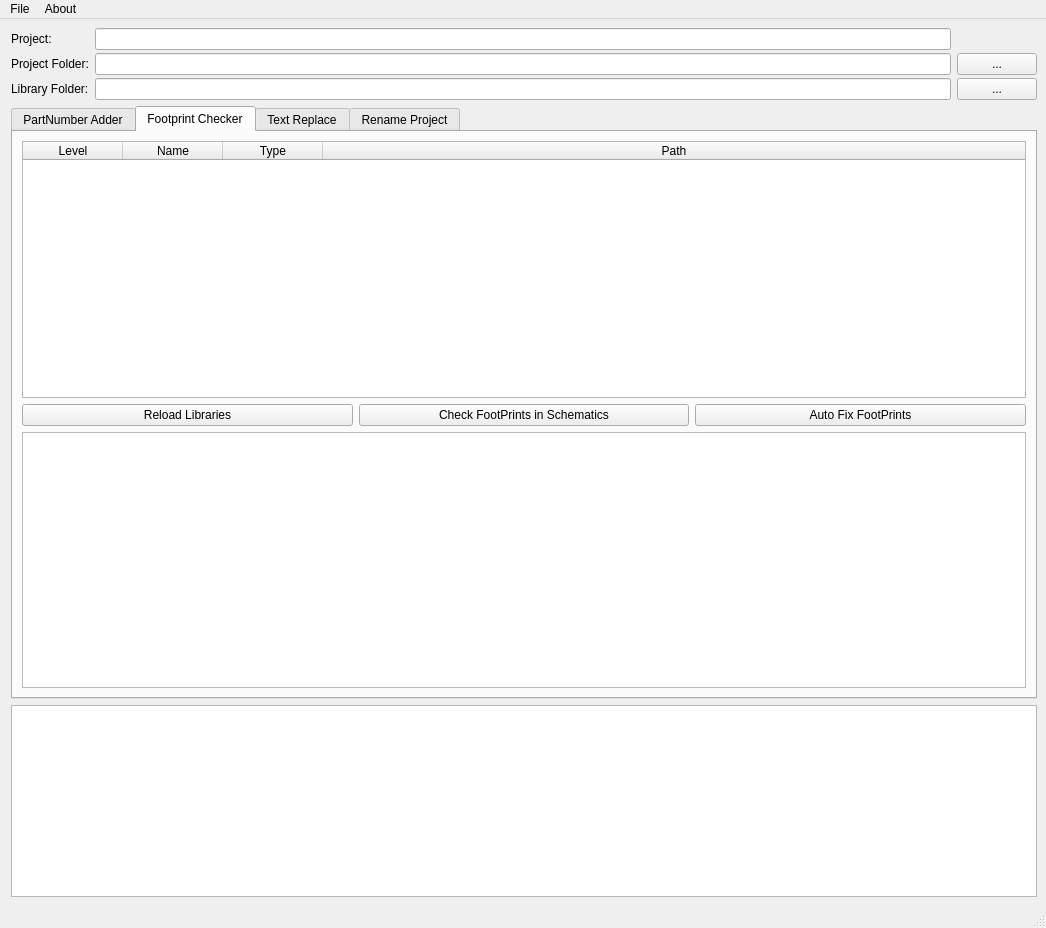
Old version of the form res/mainwindow.ui in the repository computergeek1507/KicadHelper.
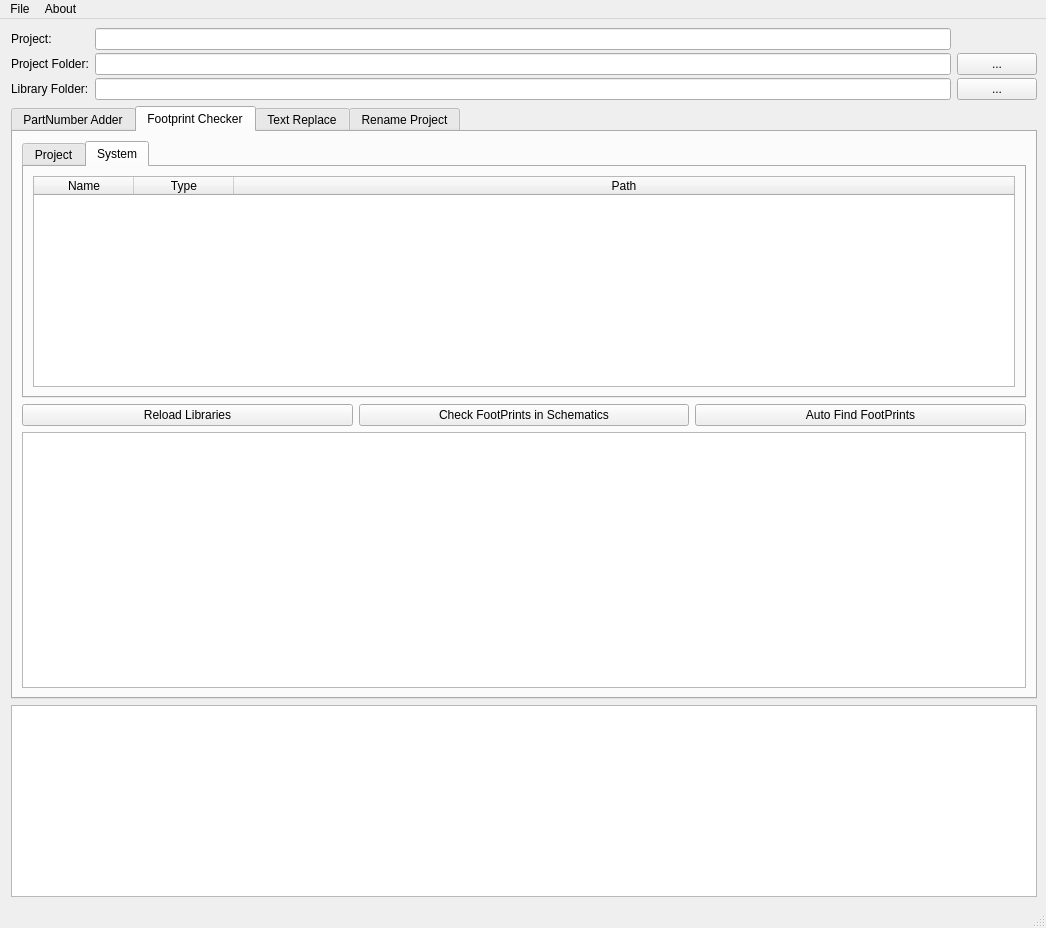
New version of the form. The open tabs and pages were chosen to show the change. Icons and pictures are not drawn.

Commit message: separated library display windows, Added library "fixing" methods to update library paths to relative paths and search the library folder for footprints

```diff
--- a/res/mainwindow.ui
+++ b/res/mainwindow.ui
@@ -187,7 +187,20 @@
        </attribute>
        <layout class="QVBoxLayout" name="verticalLayout_4">
         <item>
-         <widget class="QTableWidget" name="twLibraries">
+         <widget class="QTabWidget" name="tabWidget_2">
+          <property name="currentIndex">
+           <number>0</number>
+          </property>
+          <widget class="QWidget" name="tab">
+           <attribute name="title">
+            <string>Project</string>
+           </attribute>
+           <layout class="QHBoxLayout" name="horizontalLayout_4">
+            <item>
+             <widget class="QTableWidget" name="twProjectLibraries">
+              <attribute name="horizontalHeaderMinimumSectionSize">
+               <number>30</number>
+              </attribute>
           <attribute name="horizontalHeaderStretchLastSection">
            <bool>true</bool>
           </attribute>
@@ -199,11 +212,44 @@
           </attribute>
           <column>
            <property name="text">
-            <string>Level</string>
+                <string>Name</string>
            </property>
           </column>
           <column>
            <property name="text">
+                <string>Type</string>
+               </property>
+              </column>
+              <column>
+               <property name="text">
+                <string>Path</string>
+               </property>
+              </column>
+             </widget>
+            </item>
+           </layout>
+          </widget>
+          <widget class="QWidget" name="tab_2">
+           <attribute name="title">
+            <string>System</string>
+           </attribute>
+           <layout class="QVBoxLayout" name="verticalLayout_5">
+            <item>
+             <widget class="QTableWidget" name="twGlobalLibraries">
+              <attribute name="horizontalHeaderMinimumSectionSize">
+               <number>30</number>
+              </attribute>
+              <attribute name="horizontalHeaderStretchLastSection">
+               <bool>true</bool>
+              </attribute>
+              <attribute name="verticalHeaderMinimumSectionSize">
+               <number>20</number>
+              </attribute>
+              <attribute name="verticalHeaderDefaultSectionSize">
+               <number>30</number>
+              </attribute>
+              <column>
+               <property name="text">
             <string>Name</string>
            </property>
           </column>
@@ -217,6 +263,10 @@
             <string>Path</string>
            </property>
           </column>
+             </widget>
+            </item>
+           </layout>
+          </widget>
          </widget>
         </item>
         <item>
@@ -238,7 +288,7 @@
           <item>
            <widget class="QPushButton" name="pbFixFP">
             <property name="text">
-             <string>Auto Fix FootPrints</string>
+             <string>Auto Find FootPrints</string>
             </property>
            </widget>
           </item>
```
Left out of the diff: 2 changed lines with no effect on the pictures. Lines whose indentation alone changed are shown as unchanged. The commit also changes 6 other files.
